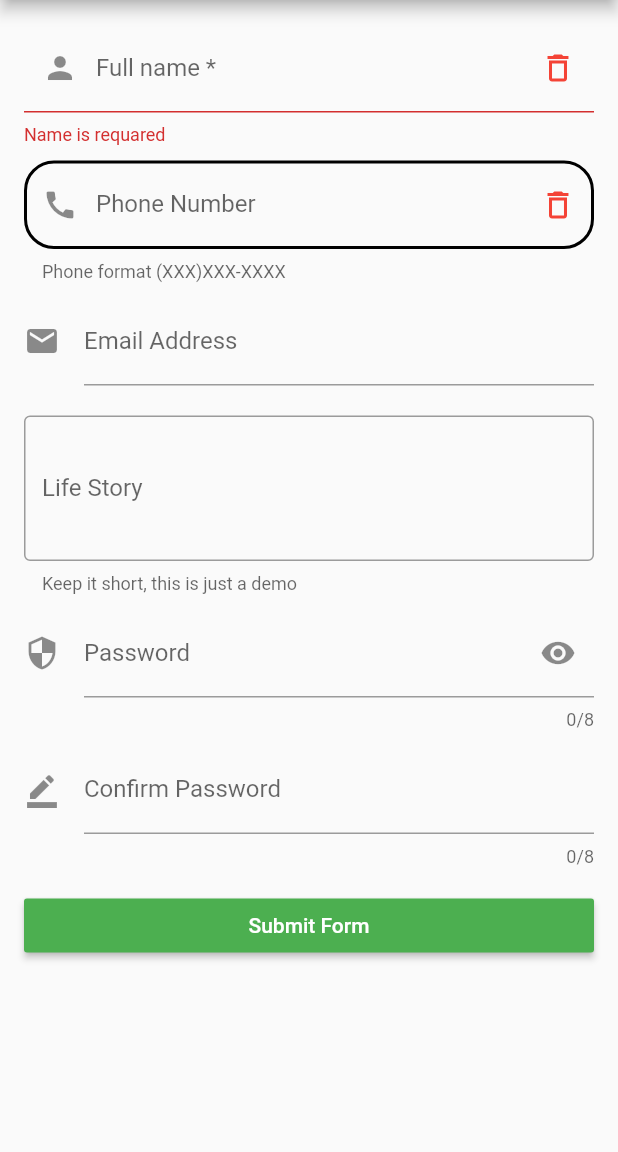
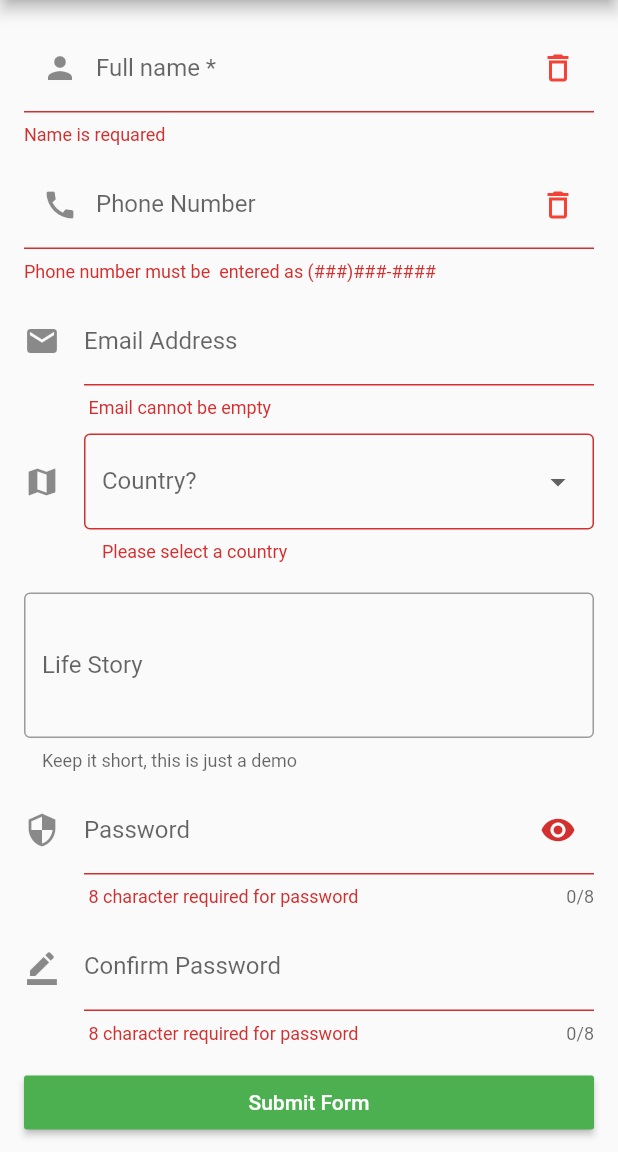
Before and after one commit to Dgryzhkov/form_widget, a Flutter app: the screen it shows after launch, after a tap on "Submit Form", on a phone screen of 412 x 824 dp, the part 84-1236 px from its top. Run offline on Flutter 3.47's test engine with Material 2 defaults, Android fonts, the light colour scheme and no system bars.

Commit message:
add country enu

```diff
--- a/lib/pages/register_form_pages.dart
+++ b/lib/pages/register_form_pages.dart
@@ -17,6 +17,9 @@ class _RegisterFormPageState extends State<RegisterFormPage> {
   final _storyController = TextEditingController();
   final _passwordController = TextEditingController();
   final _confirmController = TextEditingController();
+
+  List<String> _countries = ['Russia', 'Ukraine', 'Germany', 'France'];
+  dynamic _selectedCountry; //решить вопрос с динамиком
 
   @override
   void dispose() {
@@ -92,7 +95,15 @@ class _RegisterFormPageState extends State<RegisterFormPage> {
                 ),
               ),
               keyboardType: TextInputType.phone,
-              inputFormatters: [FilteringTextInputFormatter.digitsOnly],
+              inputFormatters: [
+                //FilteringTextInputFormatter.digitsOnly
+
+                FilteringTextInputFormatter(RegExp(r'^[()\d-]{1-15}$'),
+                    allow: false)
+              ],
+              validator: (value) => _validatePhoneNumber(value!)
+                  ? null
+                  : 'Phone number must be  entered as (###)###-####',
             ),
             SizedBox(height: 10),
             TextFormField(
@@ -103,6 +114,30 @@ class _RegisterFormPageState extends State<RegisterFormPage> {
                 icon: Icon(Icons.mail),
               ),
               keyboardType: TextInputType.emailAddress,
+              validator: _validateEmail,
+            ),
+            SizedBox(height: 10),
+            DropdownButtonFormField(
+              decoration: InputDecoration(
+                  border: OutlineInputBorder(),
+                  icon: Icon(Icons.map),
+                  labelText: 'Country?'),
+              items: _countries.map((country) {
+                return DropdownMenuItem(
+                  child: Text(country),
+                  value: country,
+                );
+              }).toList(),
+              onChanged: (data) {
+                print(data);
+                setState(() {
+                  _selectedCountry = data;
+                });
+              },
+              value: _selectedCountry,
+              validator: (val) {
+                return val == null ? 'Please select a country' : null;
+              },
             ),
             SizedBox(height: 20),
             TextFormField(
@@ -137,6 +172,7 @@ class _RegisterFormPageState extends State<RegisterFormPage> {
                 ),
                 icon: Icon(Icons.security),
               ),
+              validator: _validatePeassowrd,
             ),
             SizedBox(height: 10),
             TextFormField(
@@ -148,6 +184,7 @@ class _RegisterFormPageState extends State<RegisterFormPage> {
                 hintText: 'Confirm the password',
                 icon: Icon(Icons.border_color),
               ),
+              validator: _validatePeassowrd,
             ),
             SizedBox(height: 15),
             RaisedButton(
@@ -166,11 +203,14 @@ class _RegisterFormPageState extends State<RegisterFormPage> {
 
   void _submitForm() {
     if (_formKey.currentState!.validate()) {
+      _formKey.currentState!.save();
       print('Form is valid');
       print('Name: ${_nameController.text}');
       print('Phone: ${_phoneController.text}');
       print('Email: ${_emailController.text}');
       print('Story: ${_storyController.text}');
+    } else {
+      print('Form is not valid Please revew and correct');
     }
   }
 
@@ -184,4 +224,29 @@ class _RegisterFormPageState extends State<RegisterFormPage> {
       return 'Please enter alphabetical characters';
     }
   }
+
+  bool _validatePhoneNumber(String input) {
+    final _phoneExp = RegExp(r'^\(\d\d\d\)\d\d\d-\d\d\d\d$');
+    return _phoneExp.hasMatch(input);
+  }
+
+  String? _validateEmail(String? value) {
+    if (value!.isEmpty) {
+      return ' Email cannot be empty';
+    } else if (!_emailController.text.contains('@')) {
+      return 'invalid email';
+    } else {
+      return null;
+    }
+  }
+
+  String? _validatePeassowrd(String? value) {
+    if (_passwordController.text.length != 8) {
+      return ' 8 character required for password';
+    } else if (_confirmController.text != _passwordController.text) {
+      return 'Password does not match';
+    } else {
+      return null;
+    }
+  }
 }
```
